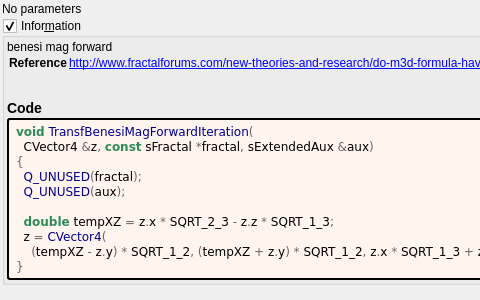
The window that mandelbulber2/formula/ui/transf_benesi_mag_forward.ui (buddhi1980/mandelbulber2) describes before a commit, drawn with Qt 5; both pictures show x 0 to 480 and y 0 to 300 of the 916 by 300 pixel window.
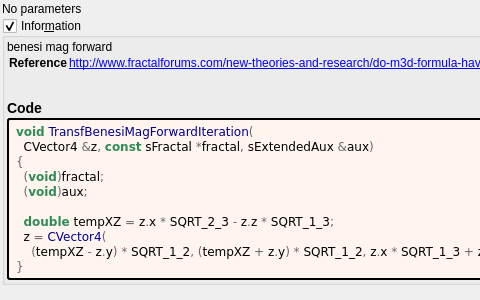
The same window after the commit. Custom widgets are drawn as their Qt base class.

The edit to the form file:
```diff
--- a/mandelbulber2/formula/ui/transf_benesi_mag_forward.ui
+++ b/mandelbulber2/formula/ui/transf_benesi_mag_forward.ui
@@ -96,8 +96,8 @@
 &lt;pre style=&quot;color:#000000; background-color:#fff5ee;  font-family:&#039;Courier New&#039;,monospace;white-space: pre-wrap;&quot;&gt;&lt;span style=&quot;color:#2e8b57; font-weight:bold&quot;&gt;void&lt;/span&gt; &lt;span style=&quot;color:#00008f&quot;&gt;TransfBenesiMagForwardIteration&lt;/span&gt;&lt;span style=&quot;color:#676767&quot;&gt;(&lt;/span&gt;
   CVector4 &lt;span style=&quot;color:#676767&quot;&gt;&amp;amp;&lt;/span&gt;z&lt;span style=&quot;color:#676767&quot;&gt;,&lt;/span&gt; &lt;span style=&quot;color:#2e8b57; font-weight:bold&quot;&gt;const&lt;/span&gt; sFractal &lt;span style=&quot;color:#676767&quot;&gt;*&lt;/span&gt;fractal&lt;span style=&quot;color:#676767&quot;&gt;,&lt;/span&gt; sExtendedAux &lt;span style=&quot;color:#676767&quot;&gt;&amp;amp;&lt;/span&gt;aux&lt;span style=&quot;color:#676767&quot;&gt;)&lt;/span&gt;
 &lt;span style=&quot;color:#676767&quot;&gt;{&lt;/span&gt;
-  &lt;span style=&quot;color:#00008f&quot;&gt;Q_UNUSED&lt;/span&gt;&lt;span style=&quot;color:#676767&quot;&gt;(&lt;/span&gt;fractal&lt;span style=&quot;color:#676767&quot;&gt;);&lt;/span&gt;
-  &lt;span style=&quot;color:#00008f&quot;&gt;Q_UNUSED&lt;/span&gt;&lt;span style=&quot;color:#676767&quot;&gt;(&lt;/span&gt;aux&lt;span style=&quot;color:#676767&quot;&gt;);&lt;/span&gt;
+  &lt;span style=&quot;color:#676767&quot;&gt;(&lt;/span&gt;&lt;span style=&quot;color:#2e8b57; font-weight:bold&quot;&gt;void&lt;/span&gt;&lt;span style=&quot;color:#676767&quot;&gt;)&lt;/span&gt;fractal&lt;span style=&quot;color:#676767&quot;&gt;;&lt;/span&gt;
+  &lt;span style=&quot;color:#676767&quot;&gt;(&lt;/span&gt;&lt;span style=&quot;color:#2e8b57; font-weight:bold&quot;&gt;void&lt;/span&gt;&lt;span style=&quot;color:#676767&quot;&gt;)&lt;/span&gt;aux&lt;span style=&quot;color:#676767&quot;&gt;;&lt;/span&gt;
 
   &lt;span style=&quot;color:#2e8b57; font-weight:bold&quot;&gt;double&lt;/span&gt; tempXZ &lt;span style=&quot;color:#676767&quot;&gt;=&lt;/span&gt; z&lt;span style=&quot;color:#676767&quot;&gt;.&lt;/span&gt;x &lt;span style=&quot;color:#676767&quot;&gt;*&lt;/span&gt; SQRT_2_3 &lt;span style=&quot;color:#676767&quot;&gt;-&lt;/span&gt; z&lt;span style=&quot;color:#676767&quot;&gt;.&lt;/span&gt;z &lt;span style=&quot;color:#676767&quot;&gt;*&lt;/span&gt; SQRT_1_3&lt;span style=&quot;color:#676767&quot;&gt;;&lt;/span&gt;
   z &lt;span style=&quot;color:#676767&quot;&gt;=&lt;/span&gt; &lt;span style=&quot;color:#00008f&quot;&gt;CVector4&lt;/span&gt;&lt;span style=&quot;color:#676767&quot;&gt;(&lt;/span&gt;
```
